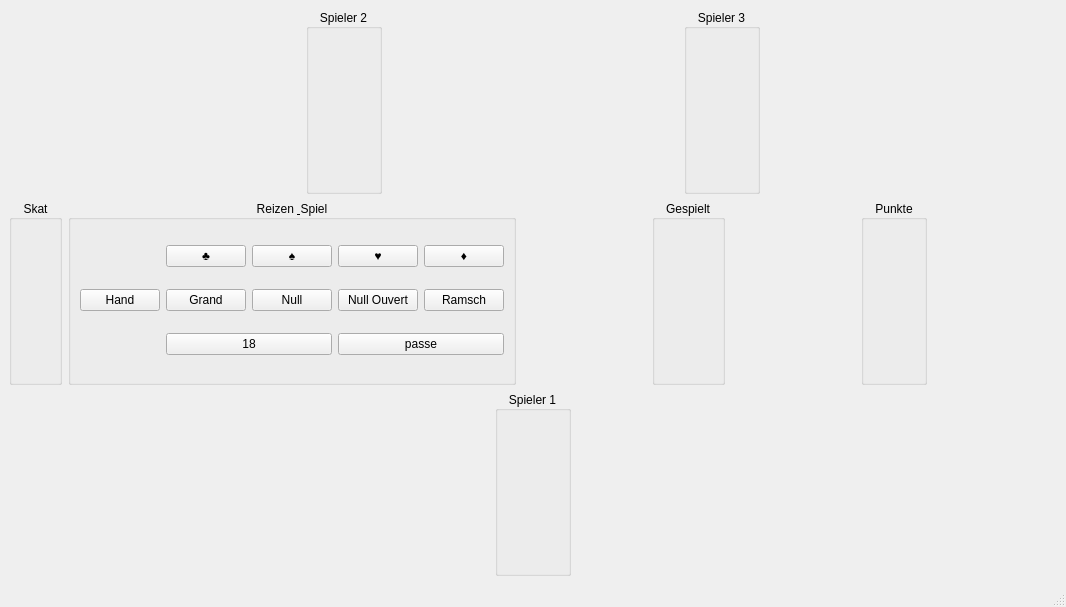
First picture: the form in src/table.ui, repository squawk7x/QuteSkatGame, before the edit.
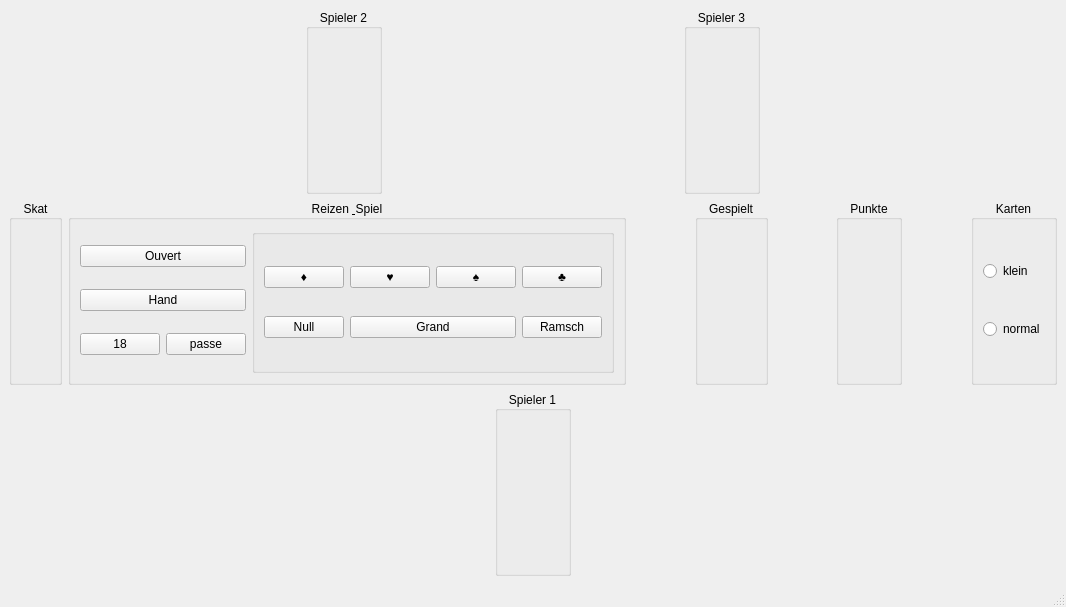
Second picture: the form after the edit.

Commit message: game_.tumpSuit_set by pushButtons isCardValid corrected.

The edit to the form file:
```diff
--- a/src/table.ui
+++ b/src/table.ui
@@ -119,44 +119,55 @@
         <layout class="QHBoxLayout" name="horizontalLayout_4">
          <item>
           <layout class="QGridLayout" name="gridLayout">
-           <item row="1" column="4">
-            <widget class="QPushButton" name="pbRamsch">
-             <property name="text">
-              <string>Ramsch</string>
-             </property>
-             <property name="checkable">
-              <bool>true</bool>
-             </property>
-            </widget>
-           </item>
-           <item row="2" column="3" colspan="2">
+           <item row="3" column="3" colspan="2">
             <widget class="QPushButton" name="pbPassen">
              <property name="text">
               <string>passe</string>
              </property>
             </widget>
            </item>
-           <item row="0" column="3">
-            <widget class="QPushButton" name="pbHerz">
+           <item row="3" column="1" colspan="2">
+            <widget class="QPushButton" name="pbReizen">
              <property name="text">
-              <string>♥</string>
+              <string>18</string>
              </property>
+            </widget>
+           </item>
+           <item row="1" column="1" colspan="4">
+            <widget class="QPushButton" name="pbHand">
+             <property name="text">
+              <string>Hand</string>
+             </property>
              <property name="checkable">
               <bool>true</bool>
              </property>
             </widget>
            </item>
-           <item row="0" column="1">
-            <widget class="QPushButton" name="pbKreuz">
+           <item row="0" column="1" colspan="4">
+            <widget class="QPushButton" name="pbOuvert">
              <property name="text">
-              <string>♣</string>
+              <string>Ouvert</string>
              </property>
              <property name="checkable">
               <bool>true</bool>
              </property>
             </widget>
            </item>
-           <item row="1" column="2">
+          </layout>
+         </item>
+         <item>
+          <widget class="QGroupBox" name="bgRule">
+           <property name="title">
+            <string/>
+           </property>
+           <property name="alignment">
+            <set>Qt::AlignmentFlag::AlignCenter</set>
+           </property>
+           <property name="checkable">
+            <bool>false</bool>
+           </property>
+           <layout class="QGridLayout" name="gridLayout_2">
+            <item row="1" column="0">
             <widget class="QPushButton" name="pbNull">
              <property name="text">
               <string>Null</string>
@@ -164,12 +175,15 @@
              <property name="checkable">
               <bool>true</bool>
              </property>
-            </widget>
-           </item>
-           <item row="0" column="4">
-            <widget class="QPushButton" name="pbKaro">
+              <property name="autoExclusive">
+               <bool>true</bool>
+              </property>
+             </widget>
+            </item>
+            <item row="1" column="3">
+             <widget class="QPushButton" name="pbRamsch">
              <property name="text">
-              <string>♦</string>
+               <string>Ramsch</string>
              </property>
              <property name="checkable">
               <bool>true</bool>
@@ -184,36 +198,28 @@
              <property name="checkable">
               <bool>true</bool>
              </property>
-            </widget>
-           </item>
-           <item row="2" column="1" colspan="2">
-            <widget class="QPushButton" name="pbReizen">
-             <property name="text">
-              <string>18</string>
+              <property name="autoExclusive">
+               <bool>true</bool>
              </property>
             </widget>
            </item>
-           <item row="1" column="3">
-            <widget class="QPushButton" name="pbNullOuvert">
+            <item row="0" column="0">
+             <widget class="QPushButton" name="pbKaro">
              <property name="text">
-              <string>Null Ouvert</string>
+               <string>♦</string>
              </property>
              <property name="checkable">
               <bool>true</bool>
              </property>
-            </widget>
-           </item>
-           <item row="1" column="0">
-            <widget class="QPushButton" name="pbHand">
-             <property name="text">
-              <string>Hand</string>
-             </property>
-             <property name="checkable">
+              <property name="checked">
+               <bool>false</bool>
+              </property>
+              <property name="autoExclusive">
               <bool>true</bool>
              </property>
             </widget>
            </item>
-           <item row="1" column="1">
+            <item row="1" column="1" colspan="2">
             <widget class="QPushButton" name="pbGrand">
              <property name="text">
               <string>Grand</string>
@@ -221,9 +227,39 @@
              <property name="checkable">
               <bool>true</bool>
              </property>
+              <property name="autoExclusive">
+               <bool>true</bool>
+              </property>
+             </widget>
+            </item>
+            <item row="0" column="1">
+             <widget class="QPushButton" name="pbHerz">
+              <property name="text">
+               <string>♥</string>
+              </property>
+              <property name="checkable">
+               <bool>true</bool>
+              </property>
+              <property name="autoExclusive">
+               <bool>true</bool>
+              </property>
+             </widget>
+            </item>
+            <item row="0" column="3">
+             <widget class="QPushButton" name="pbKreuz">
+              <property name="text">
+               <string>♣</string>
+              </property>
+              <property name="checkable">
+               <bool>true</bool>
+              </property>
+              <property name="autoExclusive">
+               <bool>true</bool>
+              </property>
             </widget>
            </item>
           </layout>
+          </widget>
          </item>
         </layout>
        </widget>
@@ -287,6 +323,32 @@
         </property>
        </spacer>
       </item>
+      <item>
+       <widget class="QGroupBox" name="gbCards">
+        <property name="title">
+         <string>Karten</string>
+        </property>
+        <property name="alignment">
+         <set>Qt::AlignmentFlag::AlignCenter</set>
+        </property>
+        <layout class="QVBoxLayout" name="verticalLayout">
+         <item>
+          <widget class="QRadioButton" name="rbSmall">
+           <property name="text">
+            <string>klein</string>
+           </property>
+          </widget>
+         </item>
+         <item>
+          <widget class="QRadioButton" name="rbNormal">
+           <property name="text">
+            <string>normal</string>
+           </property>
+          </widget>
+         </item>
+        </layout>
+       </widget>
+      </item>
      </layout>
     </item>
     <item>
```
Left out of the diff: 6 changed lines with no effect on the pictures. Lines whose indentation alone changed are shown as unchanged. The commit also changes 8 other files.
